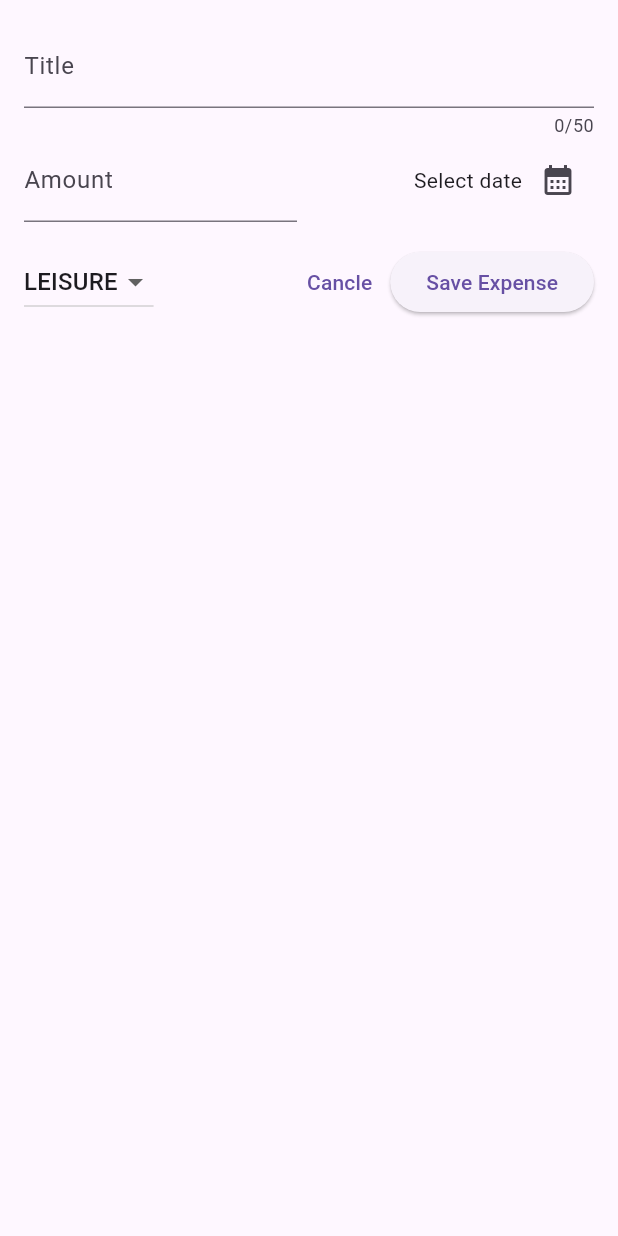
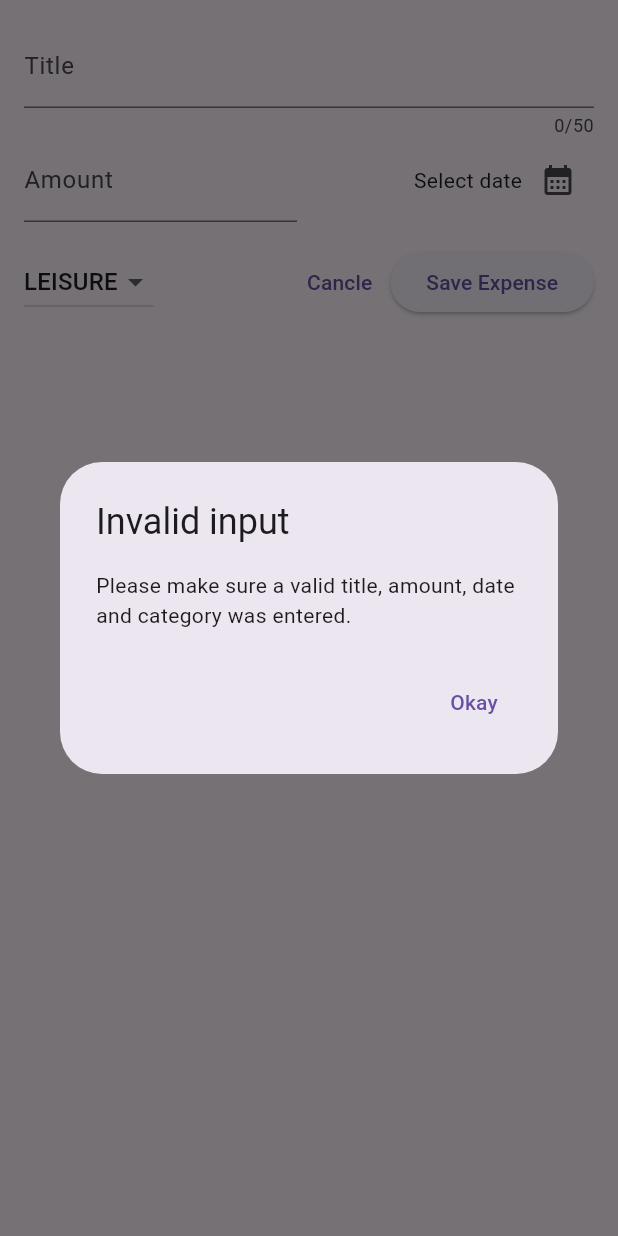
Before and after one commit to BigSteveAbdulmex/Expense-Tracker-App, a Flutter app: the NewExpence widget shown alone on an empty page, opened directly, after a tap on "Save Expense", on a phone screen of 412 x 824 dp. Run offline on Flutter 3.47's test engine with Material 3 defaults, Android fonts, the phone set to English and light mode, and no system bars.

Commit message:
Created a function to detect and warn users of invalid input

```diff
--- a/lib/widgets/new_expence.dart
+++ b/lib/widgets/new_expence.dart
@@ -36,6 +36,22 @@ class _NewExpenceState extends State<NewExpence> {
         amountIsInvalid ||
         _selectedDate == null) {
       // show error message
+      showDialog(
+        context: context,
+        builder: (ctx) => AlertDialog(
+          title: const Text('Invalid input'),
+          content: const Text(
+            'Please make sure a valid title, amount, date and category was entered.',
+          ),
+          actions: [
+            TextButton(
+              onPressed: () => Navigator.pop(context),
+              child: const Text('Okay'),
+            ),
+          ],
+        ),
+      );
+      return;
     }
   }
 
```
